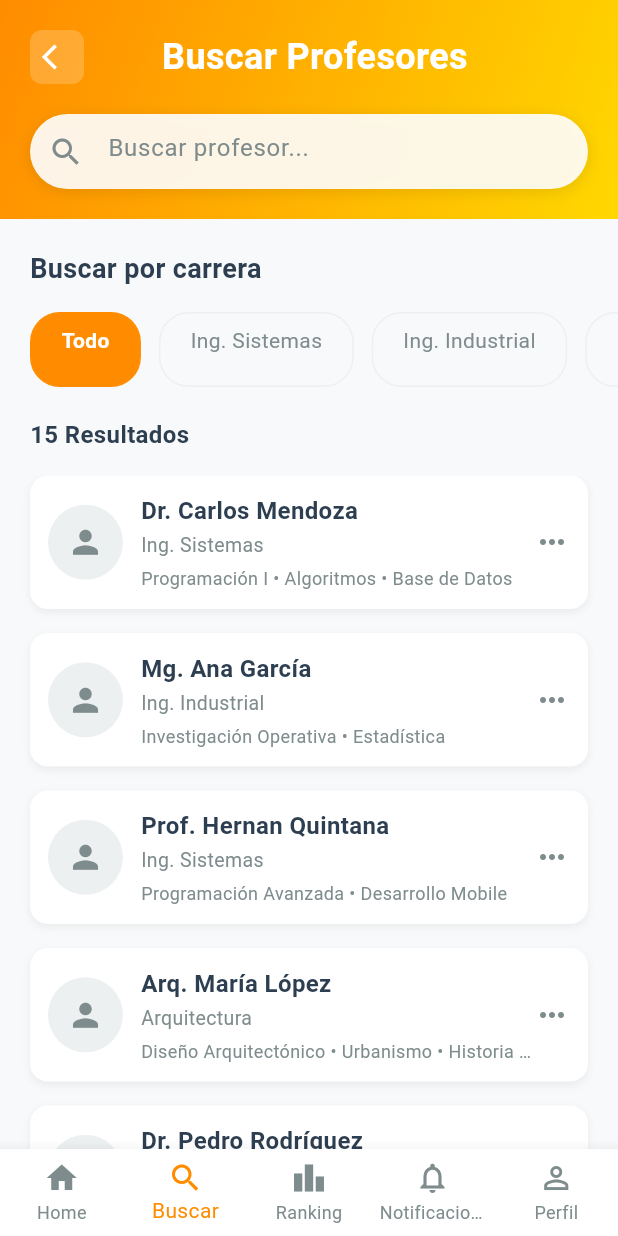
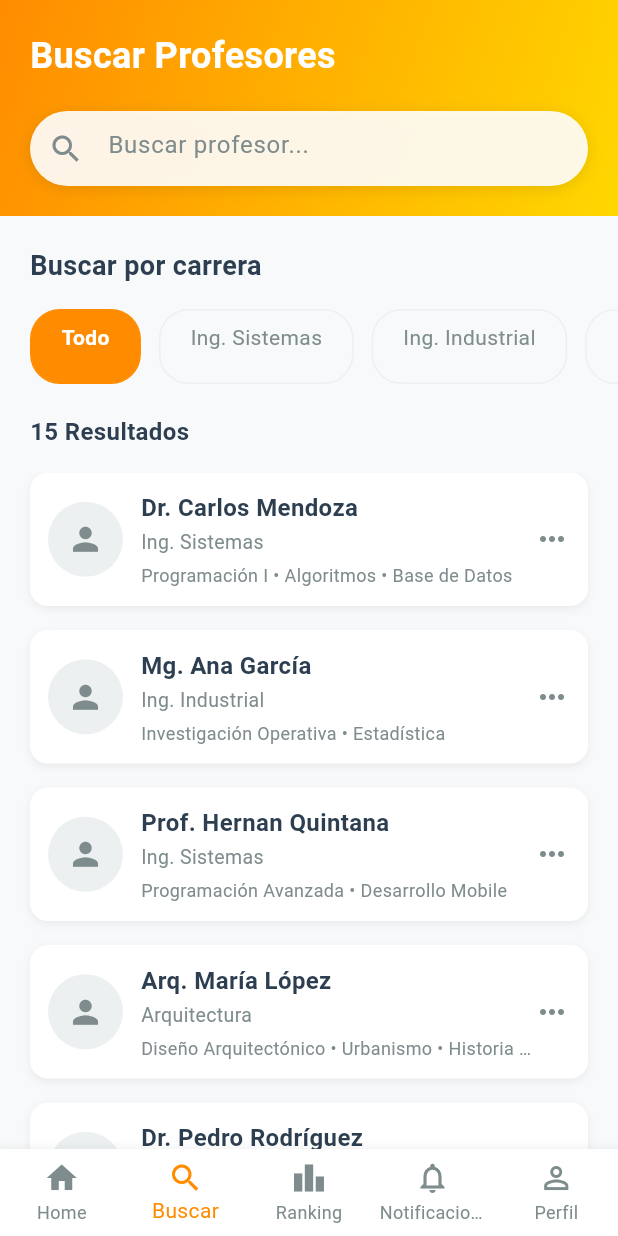
Before and after one commit to alessok/ProyectoHCI, a Flutter app: the MainNavigationScreen screen opened by its route, scrolled down 97 dp, after a tap on "Buscar profesor...", on a phone screen of 412 x 824 dp. Run offline on Flutter 3.47's test engine with Material 3 defaults, Android fonts, the light colour scheme and no system bars; accounts and stored records are empty.

Commit message:
🔧 Corregir botón de retroceder en pantallas de Ranking y Search
- Agregar parámetro showBackButton a RankingScreen y SearchScreen
- Condicionar botón de retroceder basado en contexto de navegación
- Sin botón cuando se accede desde BottomNavigationBar
- Con botón cuando se accede via push navigation
- Mejorar lógica de navegación para evitar pantalla en blanco
- Alineación de título ajustada según presencia del botón

```diff
--- a/lib/screens/main_navigation_screen.dart
+++ b/lib/screens/main_navigation_screen.dart
@@ -26,8 +26,8 @@ class _MainNavigationScreenState extends State<MainNavigationScreen> {
         });
       },
     ),
-    const SearchScreen(),
-    const RankingScreen(),
+    const SearchScreen(showBackButton: false), // Sin botón de retroceder en la pestaña
+    const RankingScreen(showBackButton: false), // Sin botón de retroceder en la pestaña
     const NotificationsScreen(),
     const ProfileScreen(),
   ];
--- a/lib/screens/search_screen.dart
+++ b/lib/screens/search_screen.dart
@@ -9,7 +9,9 @@ import 'professor_profile_screen.dart';
 
 /// Pantalla de búsqueda de profesores con filtros
 class SearchScreen extends StatefulWidget {
-  const SearchScreen({super.key});
+  final bool showBackButton;
+
+  const SearchScreen({super.key, this.showBackButton = true});
 
   @override
   State<SearchScreen> createState() => _SearchScreenState();
@@ -118,7 +120,8 @@ class _SearchScreenState extends State<SearchScreen> {
                     // Fila con botón de retroceder y título
                     Row(
                       children: [
-                        // Botón de retroceder
+                        // Botón de retroceder (solo si showBackButton es true)
+                        if (widget.showBackButton) ...[
                           GestureDetector(
                             onTap: () {
                               // Navegar de vuelta usando Navigator.pop para mantener la pila de navegación
@@ -142,22 +145,24 @@ class _SearchScreenState extends State<SearchScreen> {
                               ),
                             ),
                           ),
-
                           const SizedBox(width: 16),
+                        ],
 
                         // Título centrado
-                        const Expanded(
+                        Expanded(
                           child: Text(
                             'Buscar Profesores',
-                            textAlign: TextAlign.center,
-                            style: TextStyle(
+                            textAlign: widget.showBackButton ? TextAlign.center : TextAlign.left,
+                            style: const TextStyle(
                               color: AppColors.textLight,
                               fontSize: 24,
                               fontWeight: FontWeight.bold,
                             ),
                           ),
                         ),
-                        // Espacio vacío para mantener centrado el título
+
+                        // Espacio vacío para mantener centrado el título (solo si hay botón)
+                        if (widget.showBackButton)
                           const SizedBox(width: 44), // Ancho del botón + padding
                       ],
                     ),
```
Also changed, not shown: lib/screens/ranking_screen.dart (+22 -7 lines). Lines whose indentation alone changed are shown as unchanged.
